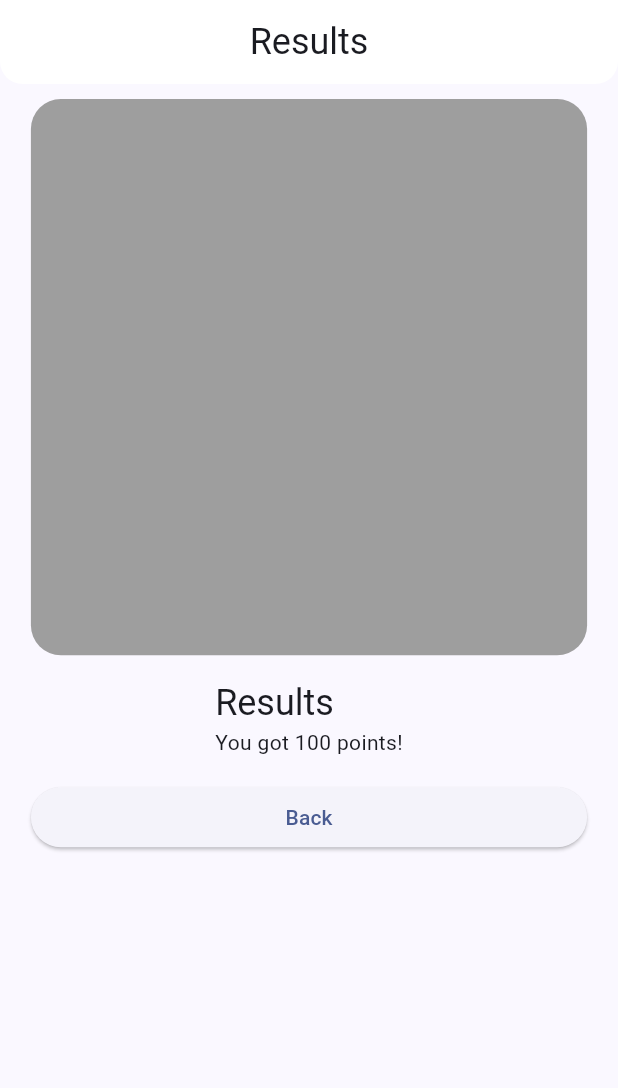
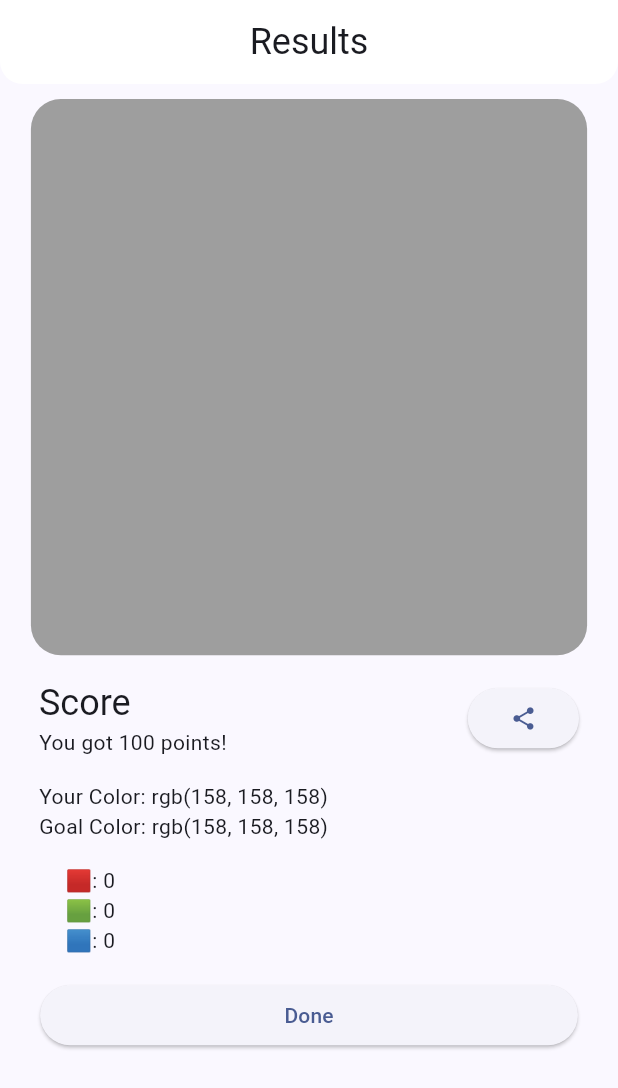
Before and after one commit to simonerlic/colour-guesser, a Flutter app: the ResultsPage screen opened directly with empty values, on a phone screen of 412 x 824 dp. Shown: the top 1088 px of the screen. Run offline on Flutter 3.47's test engine with Material 2 defaults, Android fonts, the phone set to English and light mode, and no system bars; our stand-ins replace share_plus, shared_preferences; accounts and stored records are empty.

Commit message:
Upgrade results page, add sharing

```diff
--- a/lib/views/results_page.dart
+++ b/lib/views/results_page.dart
@@ -2,6 +2,7 @@
 
 import 'package:flutter/material.dart';
 import 'package:colour/views/split_colored_box_widget.dart';
+import 'package:share_plus/share_plus.dart';
 
 class ResultsPage extends StatelessWidget {
   final Color goalColor;
@@ -50,6 +51,7 @@ class ResultsPage extends StatelessWidget {
       body: Padding(
         padding: const EdgeInsets.all(10),
         child: Column(
+          crossAxisAlignment: CrossAxisAlignment.start,
           children: [
             SplitColoredBoxWidget(
               goalColor: goalColor,
@@ -58,25 +60,81 @@ class ResultsPage extends StatelessWidget {
             const SizedBox(
               height: 16,
             ),
-            Column(
-              // Left align text
+            Padding(
+              padding: const EdgeInsets.symmetric(horizontal: 16),
+              child: Column(
                 crossAxisAlignment: CrossAxisAlignment.start,
                 children: [
-                Text("Results",
-                    style: Theme.of(context).textTheme.headlineSmall),
-                Text("You got $score points!")
+                  Column(
+                    crossAxisAlignment: CrossAxisAlignment.start,
+                    children: [
+                      Row(
+                        children: [
+                          Column(
+                            crossAxisAlignment: CrossAxisAlignment.start,
+                            children: [
+                              Text("Score",
+                                  style: Theme.of(context)
+                                      .textTheme
+                                      .headlineSmall),
+                              Text("You got $score points!"),
+                            ],
+                          ),
+                          const Spacer(),
+                          SizedBox(
+                            width: MediaQuery.of(context).size.width * 0.18,
+                            child: ElevatedButton(
+                                onPressed: () {
+                                  Share.share(
+                                      "Can you beat my score? https://colors.serlic.dev",
+                                      subject:
+                                          'I got $score points in Colour Guesser!');
+                                },
+                                child: const Icon(Icons.share)),
+                          ),
+                        ],
+                      ),
                     ],
                   ),
                   const SizedBox(
                     height: 16,
                   ),
+                  Column(
+                    crossAxisAlignment: CrossAxisAlignment.start,
+                    children: [
+                      Text(
+                          "Your Color: rgb(${userColor.red}, ${userColor.green}, ${userColor.blue})"),
+                      Text(
+                          "Goal Color: rgb(${goalColor.red}, ${goalColor.green}, ${goalColor.blue})"),
+                      const SizedBox(
+                        height: 16,
+                      ),
+                      Text("𝚫🟥: ${(goalColor.red - userColor.red).abs()}"),
+                      Text(
+                          "𝚫🟩: ${(goalColor.green - userColor.green).abs()}"),
+                      Text("𝚫🟦: ${(goalColor.blue - userColor.blue).abs()}"),
+                    ],
+                  ),
+                  const SizedBox(
+                    height: 16,
+                  ),
+                  Row(
+                    children: [
+                      const Spacer(),
                       SizedBox(
-              width: MediaQuery.of(context).size.width * 0.90,
+                        width: MediaQuery.of(context).size.width * 0.87,
                         child: ElevatedButton(
                           onPressed: () {
-                  Navigator.of(context).popUntil((route) => route.isFirst);
+                            Navigator.of(context)
+                                .popUntil((route) => route.isFirst);
                           },
-                child: const Text("Back"),
+                          child: const Text("Done"),
+                        ),
+                      ),
+                      const Spacer(),
+                    ],
+                  ),
+                ],
               ),
             ),
           ],
--- a/pubspec.yaml
+++ b/pubspec.yaml
@@ -32,6 +32,7 @@ dependencies:
     sdk: flutter
   intl: ^0.17.0
   shared_preferences: ^2.0.10
+  share_plus: ^7.0.2
 
   # The following adds the Cupertino Icons font to your application.
   # Use with the CupertinoIcons class for iOS style icons.
```
Also changed, not shown: pubspec.lock. Lines whose indentation alone changed are shown as unchanged.
